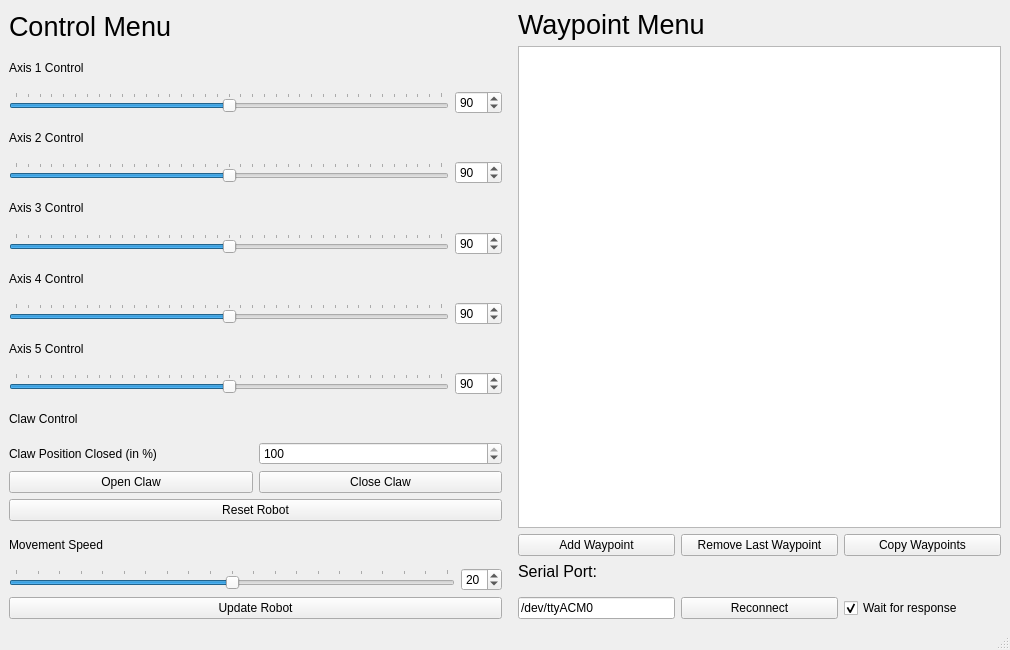
LinuxlasGNUleaf/BraccioControl, file qt/ServoArmController/mainwindow.ui: the form before one commit.
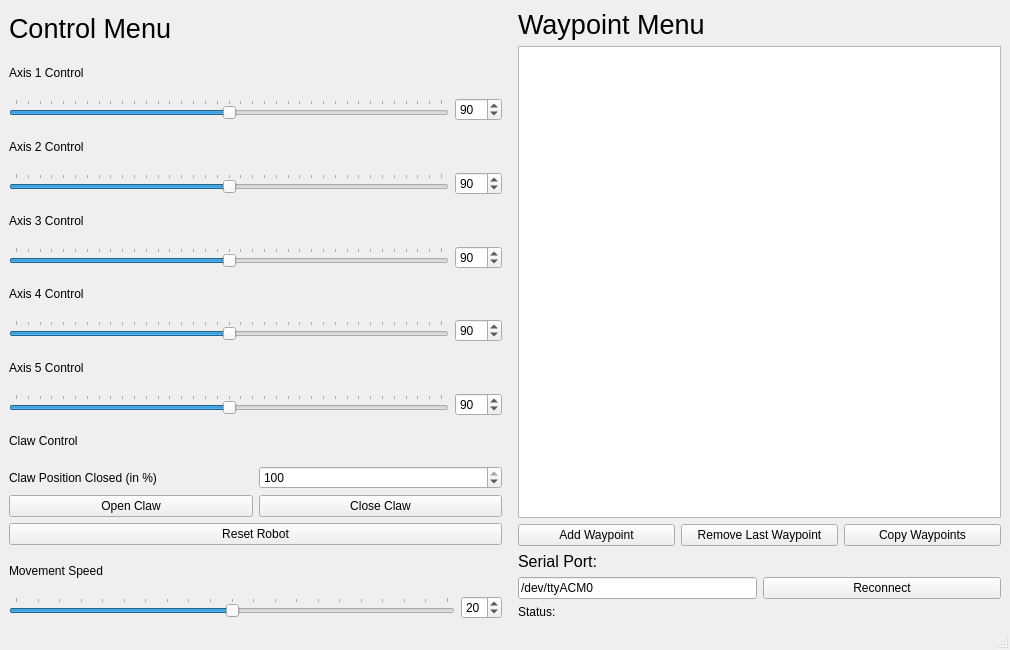
The form after the commit.

Patch:
```diff
--- a/qt/ServoArmController/mainwindow.ui
+++ b/qt/ServoArmController/mainwindow.ui
@@ -359,13 +359,6 @@
         </item>
        </layout>
       </item>
-      <item>
-       <widget class="QPushButton" name="update_robot">
-        <property name="text">
-         <string>Update Robot</string>
-        </property>
-       </widget>
-      </item>
      </layout>
     </item>
     <item>
@@ -437,7 +430,7 @@
       <item>
        <layout class="QHBoxLayout" name="horizontalLayout">
         <property name="topMargin">
-         <number>10</number>
+         <number>0</number>
         </property>
         <item>
          <widget class="QLineEdit" name="serial_port_box">
@@ -459,21 +452,15 @@
           </property>
          </widget>
         </item>
-        <item>
-         <widget class="QCheckBox" name="waitForResponse">
-          <property name="text">
-           <string>Wait for response</string>
-          </property>
-          <property name="checked">
-           <bool>true</bool>
-          </property>
-          <property name="tristate">
-           <bool>false</bool>
-          </property>
-         </widget>
-        </item>
        </layout>
       </item>
+      <item>
+       <widget class="QLabel" name="serial_status">
+        <property name="text">
+         <string>Status:</string>
+        </property>
+       </widget>
+      </item>
      </layout>
     </item>
    </layout>
```
Left out of the diff: 2 changed lines with no effect on the pictures.
